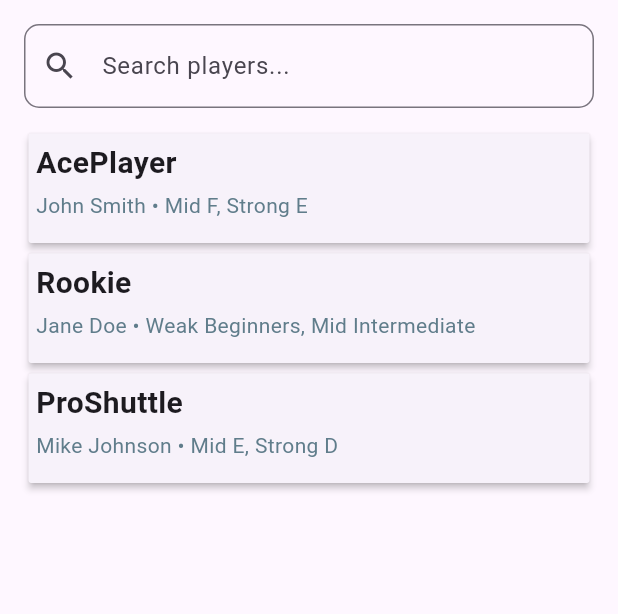
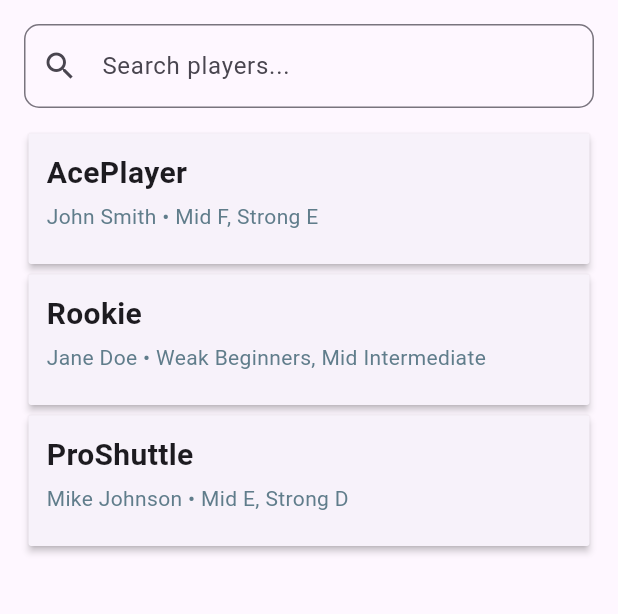
Before and after one commit to siddigamon/badminton_player_system, a Flutter app: the screen it shows after launch, on a phone screen of 412 x 824 dp, the part 84-698 px from its top. Run offline on Flutter 3.47's test engine with Material 3 defaults, Android fonts, the light colour scheme and no system bars.

Commit message:
fix: Adjust padding in player item widget for improved layout

```diff
--- a/lib/widgets/player_item_widget.dart
+++ b/lib/widgets/player_item_widget.dart
@@ -17,7 +17,7 @@ class PlayerItemWidget extends StatelessWidget {
         ),
         elevation: 2.0,
         child: Padding(
-          padding: const EdgeInsets.all(5.0),
+          padding: const EdgeInsets.all(12.0),
           child: Column(
             crossAxisAlignment: CrossAxisAlignment.start,
             children: [
```
